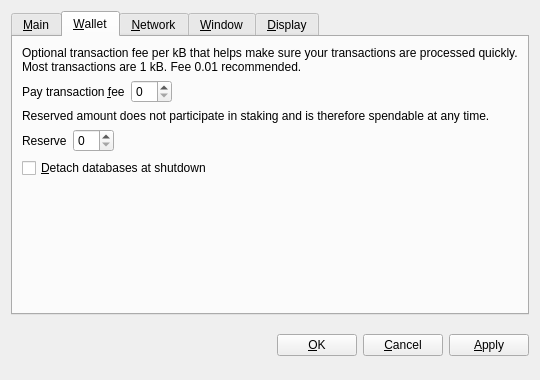
Qt form src/qt/forms/optionsdialog.ui (rtc29462/JackpotCoin) before a commit.
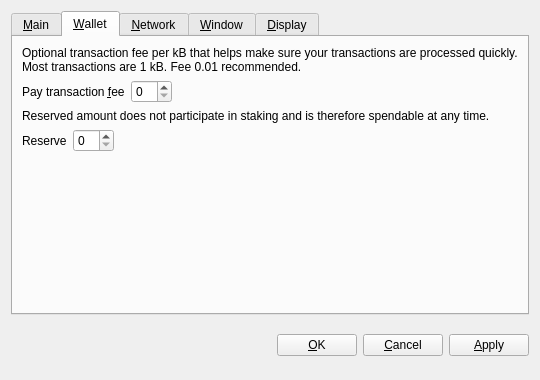
The same form after that commit. The open tabs and pages were chosen to show the change. Custom widgets are drawn as their Qt base class.

Patch:
```diff
--- a/src/qt/forms/optionsdialog.ui
+++ b/src/qt/forms/optionsdialog.ui
@@ -206,16 +206,6 @@
          </item>
         </layout>
        </item>
-       <item>
-        <widget class="QCheckBox" name="detachDatabases">
-         <property name="toolTip">
-          <string>Detach block and address databases at shutdown. This means they can be moved to another data directory, but it slows down shutdown. The wallet is always detached.</string>
-         </property>
-         <property name="text">
-          <string>&amp;Detach databases at shutdown</string>
-         </property>
-        </widget>
-       </item>
        <item>
         <spacer name="verticalSpacer_Main">
          <property name="orientation">
```
Left out of the diff: 2 changed lines with no effect on the pictures.
